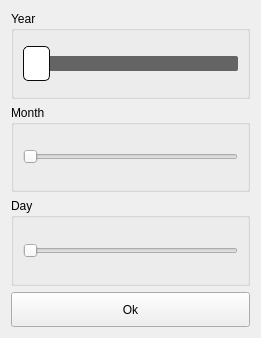
First picture: the form in src/DateSelector.ui, repository ic005k/Knot-Legacy, before the edit.
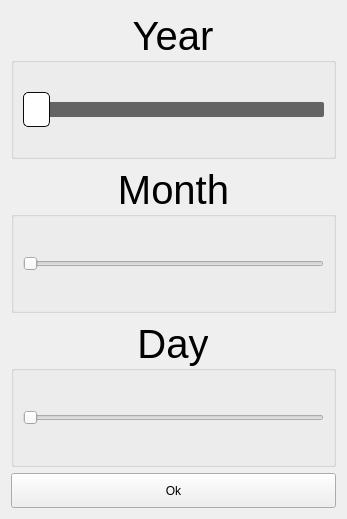
Second picture: the form after the edit.

```diff
--- a/src/DateSelector.ui
+++ b/src/DateSelector.ui
@@ -6,8 +6,8 @@
    <rect>
     <x>0</x>
     <y>0</y>
-    <width>261</width>
-    <height>338</height>
+    <width>347</width>
+    <height>519</height>
    </rect>
   </property>
   <property name="windowTitle">
@@ -16,9 +16,23 @@
   <layout class="QGridLayout" name="gridLayout">
    <item row="2" column="0">
     <widget class="QGroupBox" name="gboxDay">
+     <property name="maximumSize">
+      <size>
+       <width>16777215</width>
+       <height>300</height>
+      </size>
+     </property>
+     <property name="font">
+      <font>
+       <pointsize>30</pointsize>
+      </font>
+     </property>
      <property name="title">
       <string>Day</string>
      </property>
+     <property name="alignment">
+      <set>Qt::AlignCenter</set>
+     </property>
      <layout class="QGridLayout" name="gridLayout_4">
       <item row="0" column="0">
        <widget class="QSlider" name="hsDay">
@@ -28,6 +42,12 @@
           <height>45</height>
          </size>
         </property>
+        <property name="maximumSize">
+         <size>
+          <width>16777215</width>
+          <height>16777215</height>
+         </size>
+        </property>
         <property name="minimum">
          <number>1</number>
         </property>
@@ -47,9 +67,23 @@
    </item>
    <item row="0" column="0">
     <widget class="QGroupBox" name="gboxYear">
+     <property name="maximumSize">
+      <size>
+       <width>16777215</width>
+       <height>300</height>
+      </size>
+     </property>
+     <property name="font">
+      <font>
+       <pointsize>30</pointsize>
+      </font>
+     </property>
      <property name="title">
       <string>Year</string>
      </property>
+     <property name="alignment">
+      <set>Qt::AlignCenter</set>
+     </property>
      <layout class="QGridLayout" name="gridLayout_2">
       <item row="1" column="0">
        <widget class="QSlider" name="hsYear">
@@ -130,9 +164,23 @@
    </item>
    <item row="1" column="0">
     <widget class="QGroupBox" name="gboxMonth">
+     <property name="maximumSize">
+      <size>
+       <width>16777215</width>
+       <height>300</height>
+      </size>
+     </property>
+     <property name="font">
+      <font>
+       <pointsize>30</pointsize>
+      </font>
+     </property>
      <property name="title">
       <string>Month</string>
      </property>
+     <property name="alignment">
+      <set>Qt::AlignCenter</set>
+     </property>
      <layout class="QGridLayout" name="gridLayout_3">
       <item row="0" column="0">
        <widget class="QSlider" name="hsMonth">
```
